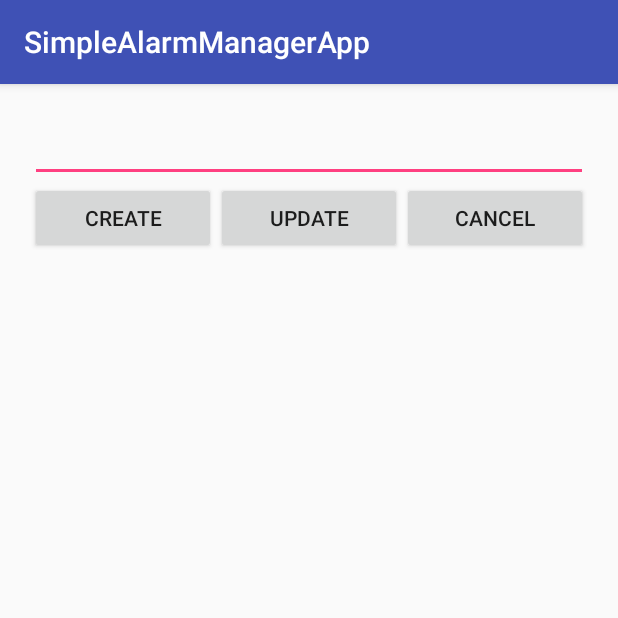
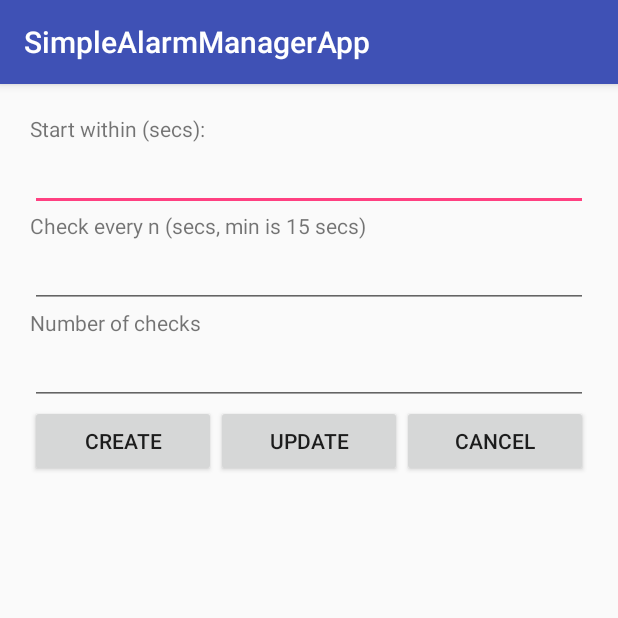
Before and after one commit to ymademikhanov/sp-kotlin, an Android app: the screen it shows after launch (MainActivity), after a tap on "CREATE", on a phone screen of 412 x 824 dp, the top half of it. Run offline under Robolectric (Android 15) with nearby library versions, the phone set to English and light mode, and no system bars; 3 statements that could not run were skipped.

Commit message:
Now you can create a timer with interval and count.

```diff
--- a/app/src/main/java/com/example/android/simplealarmmanagerapp/BeaconScanner.kt
+++ b/app/src/main/java/com/example/android/simplealarmmanagerapp/BeaconScanner.kt
@@ -16,6 +16,6 @@ class BeaconScanner : BroadcastReceiver() {
     }
 
     fun ShowLog(message: String) {
-        Log.d(TAG, Date().toString() + message)
+        Log.w(TAG, Date().toString() + message)
     }
 }
--- a/app/src/main/java/com/example/android/simplealarmmanagerapp/MainActivity.kt
+++ b/app/src/main/java/com/example/android/simplealarmmanagerapp/MainActivity.kt
@@ -15,6 +15,7 @@ import android.os.Bundle
 import android.support.v4.app.ActivityCompat
 import android.util.Log
 import kotlinx.android.synthetic.main.activity_main.*
+import java.lang.Math.max
 import java.util.*
 
 class MainActivity : AppCompatActivity() {
@@ -32,17 +33,26 @@ class MainActivity : AppCompatActivity() {
         alarmManager = getSystemService(Context.ALARM_SERVICE) as AlarmManager
 
         btn_create.setOnClickListener {
-            val duration = et_duration.text.toString().toInt() * 1000
-            val intent = Intent(context, BeaconScanner::class.java)
-            val pendingIntent = PendingIntent.getBroadcast(context, 0, intent, PendingIntent.FLAG_UPDATE_CURRENT)
+            val start_within = et_start_within.text.toString().toInt() * 1000
+            val interval = max(et_interval.text.toString().toInt(), 15) * 1000
+            var checks_number = max(et_count.text.toString().toInt(), 1)
 
-            ShowLog("Alarm was created for " + duration + " millis.")
+            val offset = System.currentTimeMillis()
+            var start_time = start_within
+            while (checks_number > 0) {
 
-            alarmManager.set(AlarmManager.RTC_WAKEUP, System.currentTimeMillis() + duration, pendingIntent)
+                val intent = Intent(context, BeaconScanner::class.java)
+                val pendingIntent = PendingIntent.getBroadcast(context, checks_number, intent, PendingIntent.FLAG_UPDATE_CURRENT)
+                ShowLog("Alarm was created for " + start_time + " millis.")
+                alarmManager.setExact(AlarmManager.RTC_WAKEUP,offset + start_time, pendingIntent)
+
+                start_time += interval
+                checks_number -= 1
+            }
         }
     }
 
     fun ShowLog(message: String) {
-        Log.d(TAG, Date().toString() + message)
+        Log.w(TAG, Date().toString() + message)
     }
 }
--- a/app/src/main/res/layout/activity_main.xml
+++ b/app/src/main/res/layout/activity_main.xml
@@ -8,8 +8,40 @@
     tools:context=".MainActivity">
 
 
+    <TextView
+        android:layout_width="match_parent"
+        android:layout_height="wrap_content"
+        android:text="Start within (secs):"
+        />
+
     <EditText
-        android:id="@+id/et_duration"
+        android:id="@+id/et_start_within"
+        android:layout_width="match_parent"
+        android:layout_height="wrap_content"
+        android:inputType="number"
+        />
+
+    <TextView
+        android:layout_width="match_parent"
+        android:layout_height="wrap_content"
+        android:text="Check every n (secs, min is 15 secs)"
+        />
+
+    <EditText
+        android:id="@+id/et_interval"
+        android:layout_width="match_parent"
+        android:layout_height="wrap_content"
+        android:inputType="number"
+        />
+
+    <TextView
+        android:layout_width="match_parent"
+        android:layout_height="wrap_content"
+        android:text="Number of checks"
+        />
+
+    <EditText
+        android:id="@+id/et_count"
         android:layout_width="match_parent"
         android:layout_height="wrap_content"
         android:inputType="number"
```
Also changed, not shown: app/src/main/java/com/example/android/simplealarmmanagerapp/BluetoothService.kt (+54 -17 lines).
